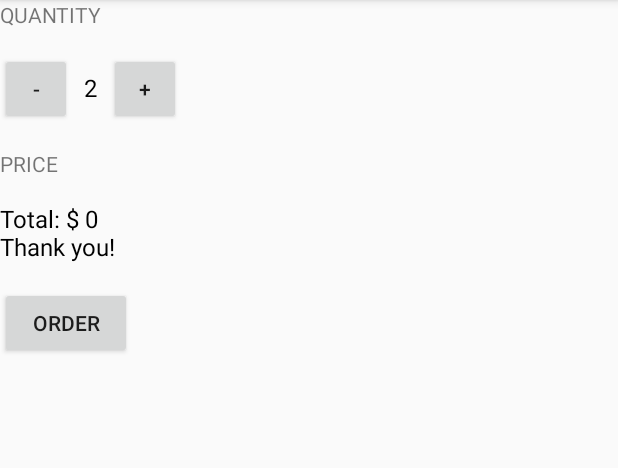
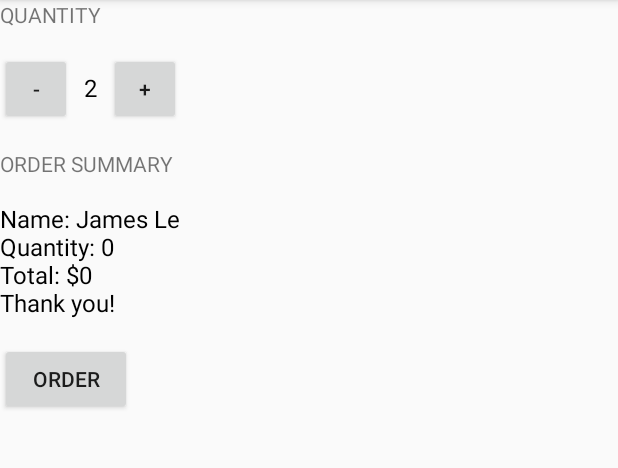
Before and after one commit to khanhnamle1994/android-basics, an Android app: the screen it shows after launch (MainActivity), after a tap on "ORDER", on a phone screen of 412 x 824 dp, the part 84-552 px from its top. Run offline under Robolectric (Android 15) with nearby library versions, the phone set to English and light mode, and no system bars.

Commit message:
Different Methods in Just Java

```diff
--- a/JustJava/app/src/main/java/com/example/android/justjava/MainActivity.java
+++ b/JustJava/app/src/main/java/com/example/android/justjava/MainActivity.java
@@ -25,7 +25,7 @@
      */
     public void increment(View view) {
         quantity = quantity + 1;
-        display(quantity);
+        displayQuantity(quantity);
     }
 
     /**
@@ -33,40 +33,53 @@
      */
     public void decrement(View view) {
         quantity = quantity - 1;
-        display(quantity);
+        displayQuantity(quantity);
     }
 
     /**
      * This method is called when the order button is clicked.
      */
     public void submitOrder(View view) {
-        int price = quantity * 5;
-        String priceMessage = "Total: $ " + price;
-        priceMessage = priceMessage + "\nThank you!";
-        displayMessage(priceMessage);
+        int price = calculatePrice();
+        displayMessage(createOrderSummary(price));
+    }
+
+    /**
+     * Calculates the price of the order.
+     *
+     * @return total price
+     */
+    private int calculatePrice() {
+        return quantity * 5;
+    }
+
+    /**
+     * Create summary of the order.
+     *
+     * @param price of the order
+     * @return text summary
+     */
+    private String createOrderSummary(int price) {
+        String priceMessage = "Name: James Le";
+        priceMessage += "\nQuantity: " + quantity;
+        priceMessage += "\nTotal: $" + price;
+        priceMessage += "\nThank you!";
+        return priceMessage;
     }
 
     /**
      * This method displays the given quantity value on the screen.
      */
-    private void display(int number) {
+    private void displayQuantity(int number) {
         TextView quantityTextView = (TextView) findViewById(R.id.quantity_text_view);
         quantityTextView.setText("" + number);
-    }
-
-    /**
-     * This method displays the given price on the screen.
-     */
-    private void displayPrice(int number) {
-        TextView priceTextView = (TextView) findViewById(R.id.price_text_view);
-        priceTextView.setText(NumberFormat.getCurrencyInstance().format(number));
     }
 
     /**
      * This method displays the given text on the screen.
      */
     private void displayMessage(String message) {
-        TextView priceTextView = (TextView) findViewById(R.id.price_text_view);
-        priceTextView.setText(message);
+        TextView orderSummaryTextView = (TextView) findViewById(R.id.order_summary_text_view);
+        orderSummaryTextView.setText(message);
     }
 }
--- a/JustJava/app/src/main/res/layout/activity_main.xml
+++ b/JustJava/app/src/main/res/layout/activity_main.xml
@@ -47,11 +47,11 @@
         android:layout_width="wrap_content"
         android:layout_height="wrap_content"
         android:layout_marginTop="16dp"
-        android:text="Price"
+        android:text="Order Summary"
         android:textAllCaps="true" />
 
     <TextView
-        android:id="@+id/price_text_view"
+        android:id="@+id/order_summary_text_view"
         android:layout_width="wrap_content"
         android:layout_height="wrap_content"
         android:layout_marginTop="16dp"
```
